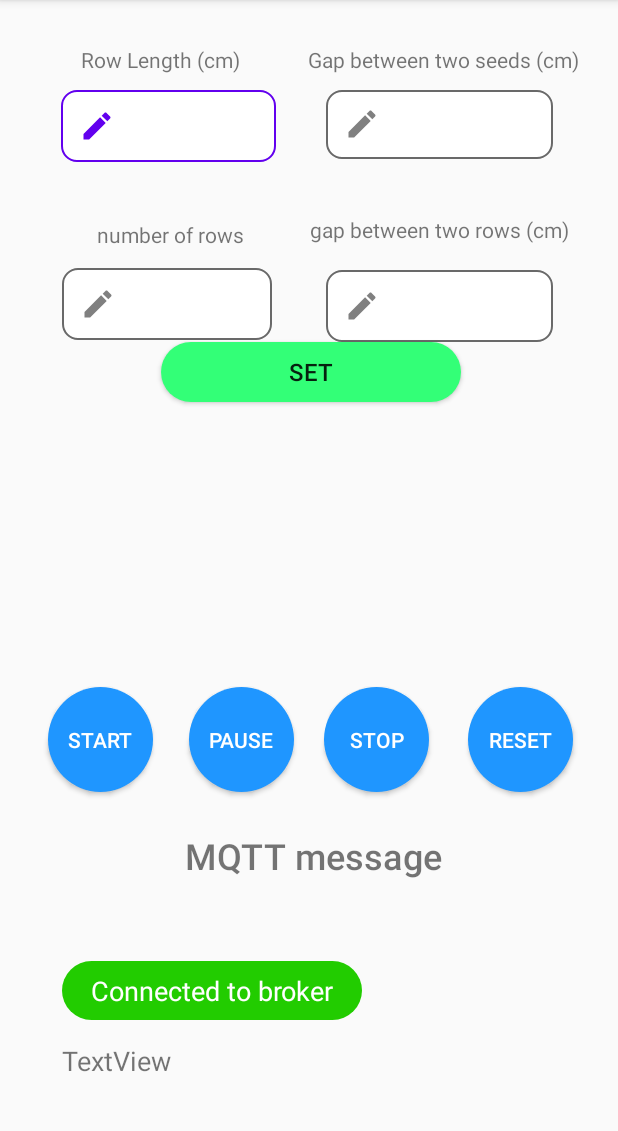
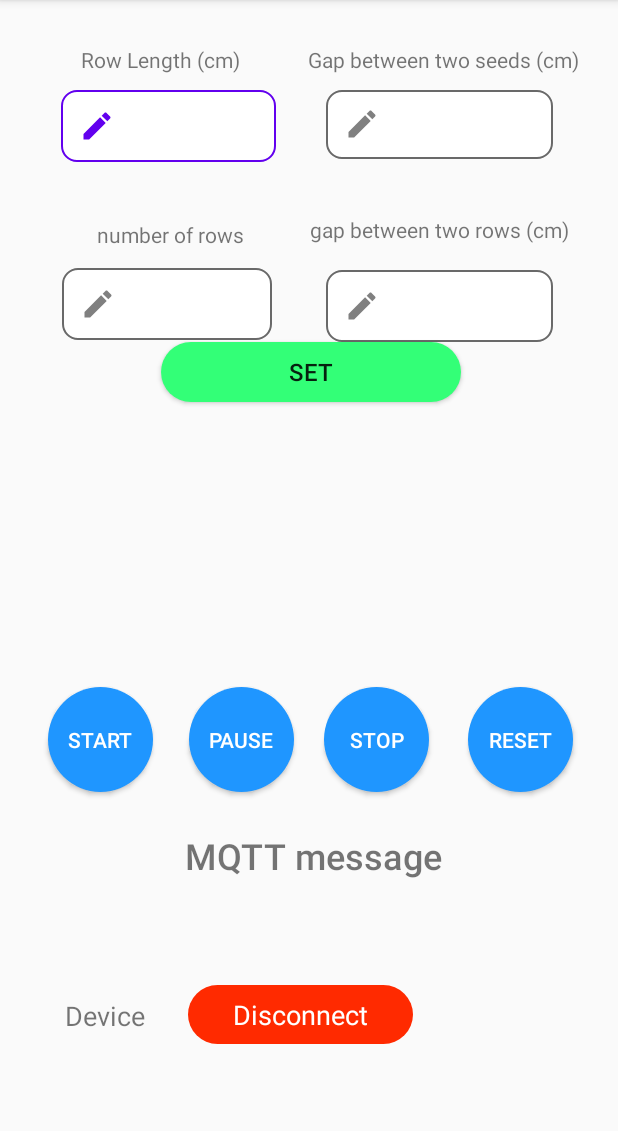
Before and after one commit to Nipun-Dew/AgriBot_mobile_app, an Android app: the MainActivity screen opened directly, with no data from a screen before it, on a phone screen of 412 x 824 dp, the part 84-1215 px from its top. Run offline under Robolectric (Android 15) with nearby library versions, the phone set to English and light mode, and no system bars; our stand-ins replace Firebase (no records; nobody signed in at launch, a user with empty details on screens opened directly); libraries missing offline, so code that uses them is left out: org.eclipse.paho; 9 statements that could not run were skipped.

Commit message:
implemented check device connection state

```diff
--- a/app/src/main/java/com/example/agribot/MainActivity.java
+++ b/app/src/main/java/com/example/agribot/MainActivity.java
@@ -38,8 +38,7 @@ public class MainActivity extends AppCompatActivity implements MqttCallback {
     private final String topic = "test1";
     private MqttClient client;
     private FirebaseDatabase firebaseDatabase;
-    private TextView robotStat;
-    private Button reconnect;
+    private TextView deviceStat;
 
     public void publishStartSignalToBroker(View view) {
         try {
@@ -125,12 +124,9 @@ public class MainActivity extends AppCompatActivity implements MqttCallback {
             extraOps.setConnectionTimeout(3);
             extraOps.setAutomaticReconnect(true);
 
-            this.client = new MqttClient("tcp://54.210.123.110:1883", "AndroidThingSub", new MemoryPersistence());
+            this.client = new MqttClient("tcp://54.237.80.79:1883", "AndroidThingSub", new MemoryPersistence());
             this.client.setCallback((MqttCallback) this);
             this.client.connect(extraOps);
-            robotStat.setText(R.string.connectBroker);
-            robotStat.setBackgroundResource(R.drawable.ic_connected);
-            reconnect.setVisibility(View.INVISIBLE);
             this.client.subscribe(this.topic);
 
             Log.d(TAG, "connectionLost");
@@ -171,14 +167,8 @@ public class MainActivity extends AppCompatActivity implements MqttCallback {
         super.onCreate(savedInstanceState);
         setContentView(R.layout.activity_main);
 
-        robotStat = findViewById(R.id.textViewBrokerStat);
-        reconnect = findViewById(R.id.buttonReconnect);
-        reconnect.setOnClickListener(new View.OnClickListener() {
-            @Override
-            public void onClick(View v) {
-                subscribeToBroker();
-            }
-        });
+        TextView device = findViewById(R.id.textViewDevice);
+        deviceStat = findViewById(R.id.textViewDeviceStat);
         //robotStat.setText(R.string.notConnect);
         //robotStat.setBackgroundResource(R.);
 
@@ -214,15 +204,18 @@ public class MainActivity extends AppCompatActivity implements MqttCallback {
 
     @Override
     public void connectionLost(Throwable cause) {
-        robotStat.setText(R.string.notConnect);
-        robotStat.setBackgroundResource(R.drawable.ic_disconnected);
         Toast.makeText(MainActivity.this, "Connection Lost!!!", Toast.LENGTH_SHORT).show();
         Log.d(TAG, "connectionLost");
     }
 
+    @SuppressLint("SetTextI18n")
     @Override
     public void messageArrived(String topic, MqttMessage message) throws Exception {
         String payload = new String(message.getPayload());
+        if (payload.equals("connected")) {
+            deviceStat.setText("Connected");
+            deviceStat.setBackgroundResource(R.drawable.ic_connected);
+        }
         TextView publishedData = findViewById(R.id.textViewMsg);
         publishedData.setText(payload);
         Log.d(TAG, payload);
--- a/app/src/main/res/layout/activity_main.xml
+++ b/app/src/main/res/layout/activity_main.xml
@@ -210,47 +210,32 @@
         app:layout_constraintVertical_bias="0.685" />
 
     <TextView
-        android:id="@+id/textViewBrokerStat"
-        android:layout_width="200dp"
+        android:id="@+id/textViewDeviceStat"
+        android:layout_width="150dp"
         android:layout_height="39dp"
-        android:layout_marginBottom="88dp"
-        android:drawablePadding="8dp"
+        android:layout_marginBottom="72dp"
+        android:background="@drawable/ic_disconnected"
         android:paddingTop="7dp"
-        android:text=""
+        android:text="Disconnect"
         android:textAlignment="center"
         android:textColor="@android:color/white"
         android:textSize="18sp"
         app:layout_constraintBottom_toBottomOf="parent"
         app:layout_constraintEnd_toEndOf="parent"
-        app:layout_constraintHorizontal_bias="0.194"
+        app:layout_constraintHorizontal_bias="0.478"
         app:layout_constraintStart_toStartOf="parent" />
 
     <TextView
-        android:id="@+id/textViewDeviceStat"
-        android:layout_width="201dp"
-        android:layout_height="39dp"
-        android:text="TextView"
+        android:id="@+id/textViewDevice"
+        android:layout_width="89dp"
+        android:layout_height="31dp"
+        android:layout_marginBottom="72dp"
+        android:text="Device"
+        android:textAlignment="center"
         android:textSize="18sp"
         app:layout_constraintBottom_toBottomOf="parent"
-        app:layout_constraintEnd_toEndOf="parent"
-        app:layout_constraintHorizontal_bias="0.195"
-        app:layout_constraintStart_toStartOf="parent"
-        app:layout_constraintTop_toBottomOf="@+id/textViewBrokerStat"
-        app:layout_constraintVertical_bias="0.306" />
-
-    <Button
-        android:id="@+id/buttonReconnect"
-        android:layout_width="67dp"
-        android:layout_height="35dp"
-        android:layout_marginBottom="88dp"
-        android:background="@drawable/custom_control_btn"
-        android:text="@string/connect"
-        android:textColor="@android:color/white"
-        android:textSize="10sp"
-        app:layout_constraintBottom_toBottomOf="parent"
-        app:layout_constraintEnd_toEndOf="parent"
-        app:layout_constraintHorizontal_bias="0.473"
-        app:layout_constraintStart_toEndOf="@+id/textViewBrokerStat"
-        tools:ignore="SmallSp" />
+        app:layout_constraintEnd_toStartOf="@+id/textViewDeviceStat"
+        app:layout_constraintHorizontal_bias="0.694"
+        app:layout_constraintStart_toStartOf="parent" />
 
 </androidx.constraintlayout.widget.ConstraintLayout>
```
